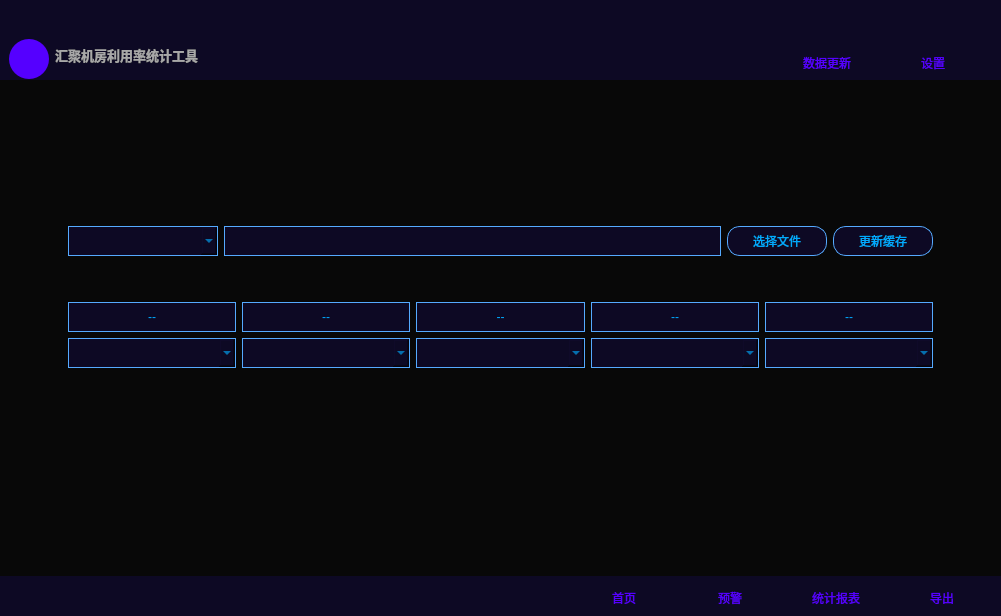
sysuwyc09/aggrHouse, file main.ui: the form before one commit.
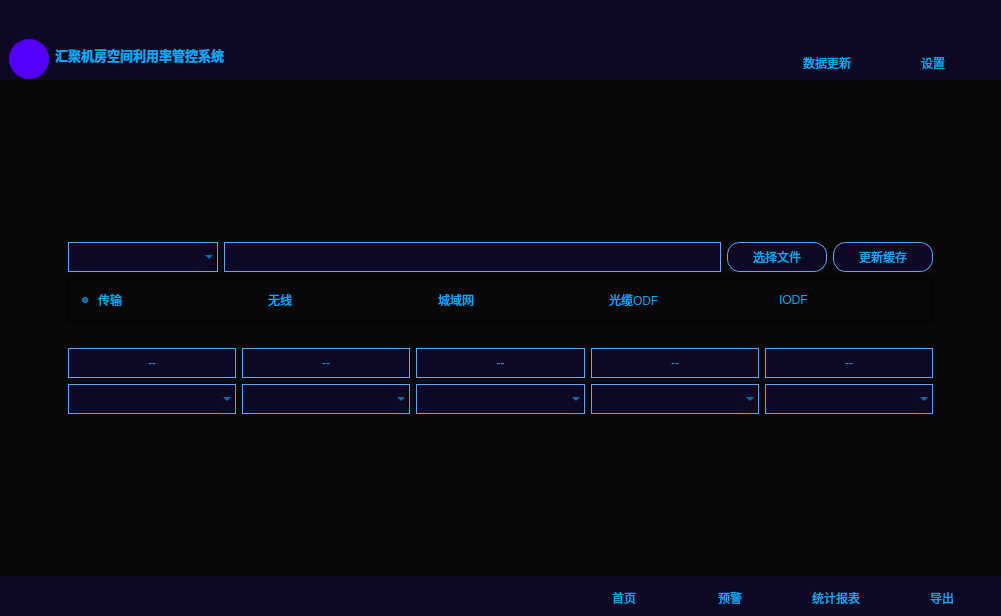
The form after the commit. The open tabs and pages were chosen to show the change. Icons and pictures are not drawn. Custom widgets are drawn as their Qt base class.

Patch:
```diff
--- a/main.ui
+++ b/main.ui
@@ -356,10 +356,10 @@
              </font>
             </property>
             <property name="styleSheet">
-             <string notr="true">color: rgb(168, 168, 168);</string>
+             <string notr="true">color: rgb(0, 170, 255);</string>
             </property>
             <property name="text">
-             <string>汇聚机房利用率统计工具</string>
+             <string>汇聚机房空间利用率管控系统</string>
             </property>
            </widget>
           </item>
@@ -431,7 +431,7 @@
 	border: none;
 	background-color: rgb(13, 9, 36);
 	border-radius: 13;
-	color: rgb(85, 0, 255);
+	color: rgb(0, 170, 255);
 }
 
 QPushButton:hover {
@@ -483,7 +483,7 @@
 	border: none;
 	background-color: rgb(13, 9, 36);
 	border-radius: 13;
-	color: rgb(85, 0, 255);
+	color: rgb(0, 170, 255);
 }
 
 QPushButton:hover {
@@ -1235,7 +1235,7 @@
           </layout>
          </widget>
          <widget class="QWidget" name="importFile_page">
-          <layout class="QHBoxLayout" name="horizontalLayout_5">
+          <layout class="QHBoxLayout" name="horizontalLayout_13">
            <item>
             <spacer name="horizontalSpacer_2">
              <property name="orientation">
@@ -1420,6 +1420,74 @@
                </item>
               </layout>
              </item>
+             <item>
+              <widget class="QFrame" name="type_frame">
+               <property name="styleSheet">
+                <string notr="true"/>
+               </property>
+               <property name="frameShape">
+                <enum>QFrame::Box</enum>
+               </property>
+               <layout class="QHBoxLayout" name="horizontalLayout_5">
+                <item>
+                 <widget class="QRadioButton" name="cs_qb">
+                  <property name="styleSheet">
+                   <string notr="true">color: rgb(0, 170, 255);</string>
+                  </property>
+                  <property name="text">
+                   <string>传输</string>
+                  </property>
+                  <property name="checked">
+                   <bool>true</bool>
+                  </property>
+                 </widget>
+                </item>
+                <item>
+                 <widget class="QRadioButton" name="wx_qb">
+                  <property name="styleSheet">
+                   <string notr="true">color: rgb(0, 170, 255);</string>
+                  </property>
+                  <property name="text">
+                   <string>无线</string>
+                  </property>
+                  <property name="checked">
+                   <bool>false</bool>
+                  </property>
+                 </widget>
+                </item>
+                <item>
+                 <widget class="QRadioButton" name="cy_qb">
+                  <property name="styleSheet">
+                   <string notr="true">color: rgb(0, 170, 255);</string>
+                  </property>
+                  <property name="text">
+                   <string>城域网</string>
+                  </property>
+                 </widget>
+                </item>
+                <item>
+                 <widget class="QRadioButton" name="odf_qb">
+                  <property name="styleSheet">
+                   <string notr="true">color: rgb(0, 170, 255);</string>
+                  </property>
+                  <property name="text">
+                   <string>光缆ODF</string>
+                  </property>
+                 </widget>
+                </item>
+                <item>
+                 <widget class="QRadioButton" name="iodf_qb">
+                  <property name="styleSheet">
+                   <string notr="true">color: rgb(0, 170, 255);</string>
+                  </property>
+                  <property name="text">
+                   <string>IODF</string>
+                  </property>
+                 </widget>
+                </item>
+               </layout>
+              </widget>
+             </item>
              <item>
               <spacer name="verticalSpacer_3">
                <property name="orientation">
@@ -1431,7 +1499,7 @@
                <property name="sizeHint" stdset="0">
                 <size>
                  <width>20</width>
-                 <height>40</height>
+                 <height>20</height>
                 </size>
                </property>
               </spacer>
@@ -1782,8 +1850,8 @@
                </property>
                <property name="sizeHint" stdset="0">
                 <size>
-                 <width>20</width>
-                 <height>200</height>
+                 <width>848</width>
+                 <height>78</height>
                 </size>
                </property>
               </spacer>
@@ -2176,7 +2244,7 @@
 	border: none;
 	background-color: rgb(13, 9, 36);
 	border-radius: 13;
-	color: rgb(85, 0, 255);
+	color: rgb(0, 170, 255);
 }
 
 QPushButton:hover {
@@ -2231,7 +2299,7 @@
 	border: none;
 	background-color: rgb(13, 9, 36);
 	border-radius: 13;
-	color: rgb(85, 0, 255);
+	color: rgb(0, 170, 255);
 }
 
 QPushButton:hover {
@@ -2277,7 +2345,7 @@
 	border: none;
 	background-color: rgb(13, 9, 36);
 	border-radius: 13;
-	color: rgb(85, 0, 255);
+	color: rgb(0, 170, 255);
 }
 
 QPushButton:hover {
@@ -2329,7 +2397,7 @@
 	border: none;
 	background-color: rgb(13, 9, 36);
 	border-radius: 13;
-	color: rgb(85, 0, 255);
+	color: rgb(0, 170, 255);
 }
 
 QPushButton:hover {
```
Left out of the diff: 239 changed lines with no effect on the pictures.
